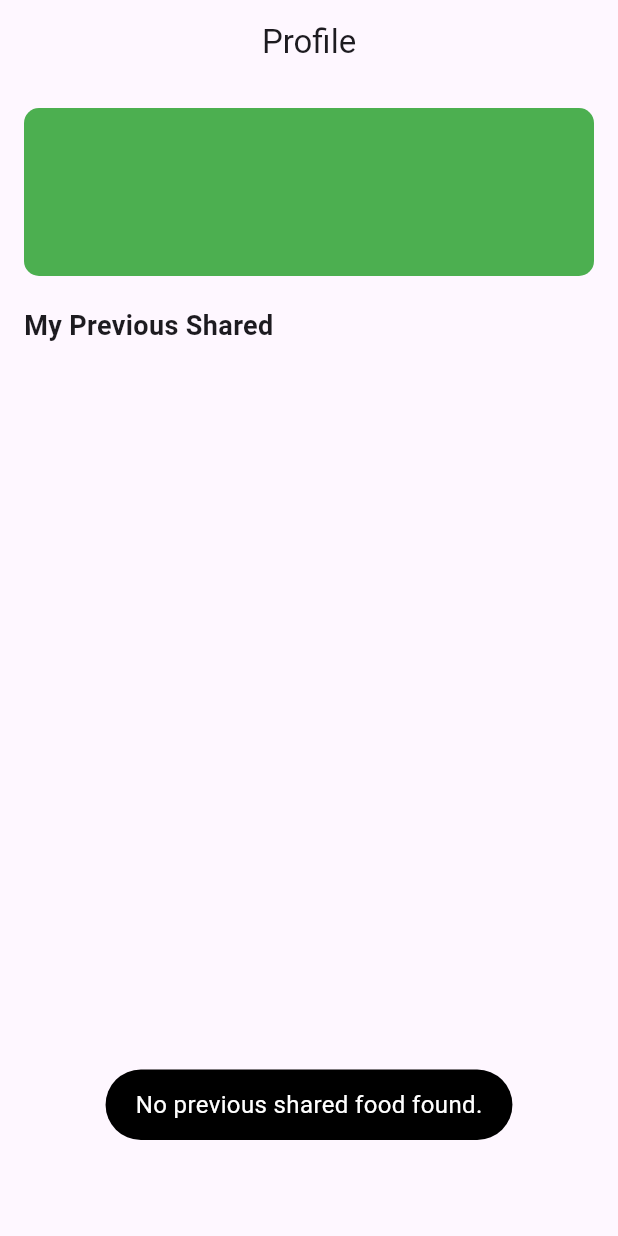
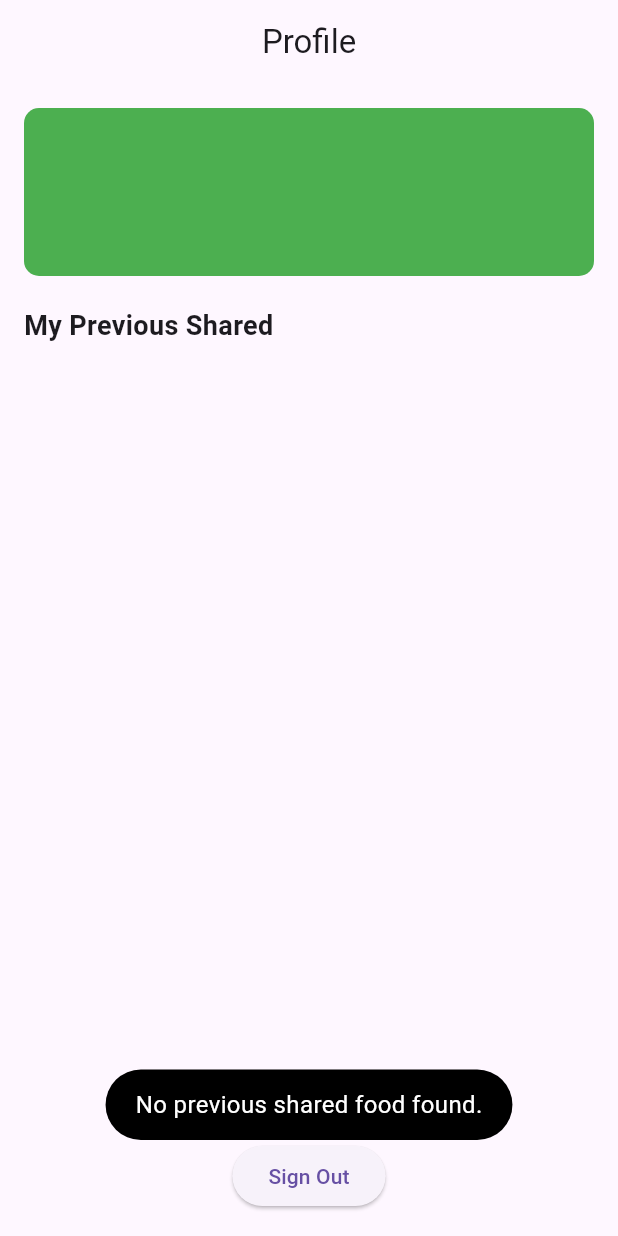
Before and after one commit to arreppp/fs, a Flutter app: the ProfilePage screen opened directly with empty values, on a phone screen of 412 x 824 dp. Run offline on Flutter 3.47's test engine with Material 3 defaults, Android fonts, the phone set to English and light mode, and no system bars; our stand-ins replace cloud_firestore, firebase_auth, firebase_core, firebase_messaging, firebase_storage, fluttertoast and 5 more; missing offline and left inert: firebase_app_check, flutter_polyline_points, geocoder2; accounts and stored records are empty.

Commit message:
Update profile.dart

```diff
--- a/lib/screen/profile.dart
+++ b/lib/screen/profile.dart
@@ -1,6 +1,7 @@
 import 'package:flutter/material.dart';
 import 'package:cloud_firestore/cloud_firestore.dart';
 import 'package:fluttertoast/fluttertoast.dart';
+import 'package:firebase_auth/firebase_auth.dart';
 import 'foodDetail.dart';
 
 class ProfilePage extends StatefulWidget {
@@ -89,6 +90,11 @@ class _ProfilePageState extends State<ProfilePage> {
     }
   }
 
+  Future<void> _signOut() async {
+    await FirebaseAuth.instance.signOut();
+    Navigator.of(context).pushReplacementNamed('/login'); // Assuming you have a named route for the login page
+  }
+
   @override
   Widget build(BuildContext context) {
     return Scaffold(
@@ -165,6 +171,13 @@ class _ProfilePageState extends State<ProfilePage> {
                 },
               ),
             ),
+            SizedBox(height: 20),
+            Center(
+              child: ElevatedButton(
+                onPressed: _signOut,
+                child: Text('Sign Out'),
+              ),
+            ),
           ],
         ),
       ),
```
